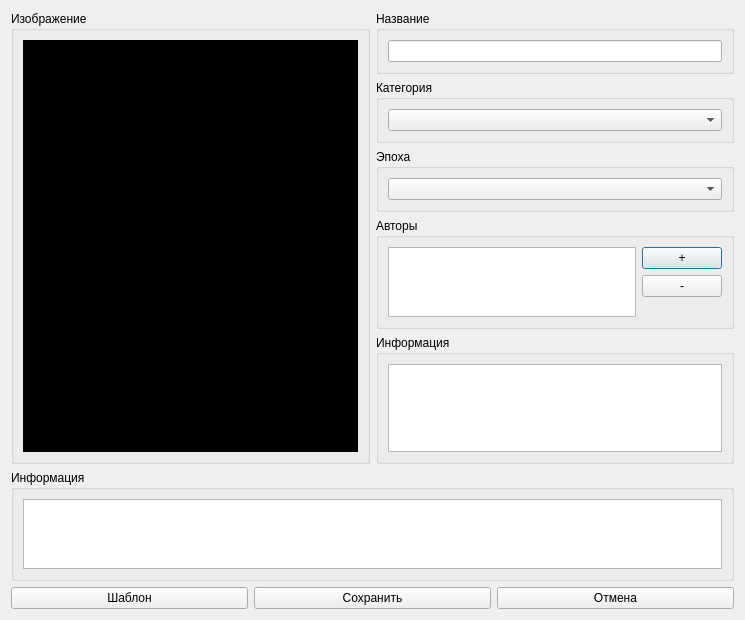
Qt form widgets/itemeditor.ui (astraleuro/libraryeditor) before a commit.
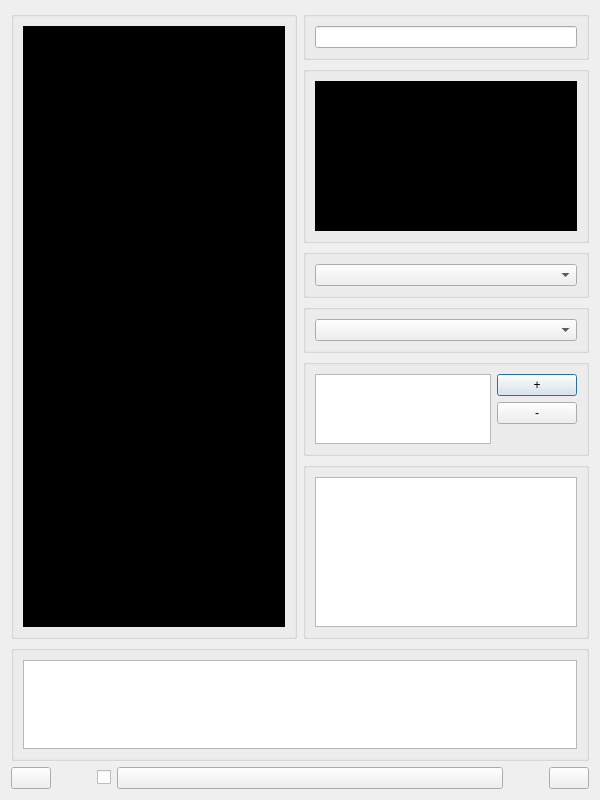
The same form after that commit.

```diff
--- a/widgets/itemeditor.ui
+++ b/widgets/itemeditor.ui
@@ -6,8 +6,8 @@
    <rect>
     <x>0</x>
     <y>0</y>
-    <width>745</width>
-    <height>620</height>
+    <width>600</width>
+    <height>800</height>
    </rect>
   </property>
   <property name="windowTitle">
@@ -19,7 +19,7 @@
      <item>
       <widget class="QGroupBox" name="groupBox_6">
        <property name="title">
-        <string>Изображение</string>
+        <string/>
        </property>
        <layout class="QVBoxLayout" name="verticalLayout_9">
         <item>
@@ -37,7 +37,7 @@
        <item>
         <widget class="QGroupBox" name="nameBox">
          <property name="title">
-          <string>Название</string>
+          <string/>
          </property>
          <property name="flat">
           <bool>false</bool>
@@ -59,7 +59,23 @@
            <number>9</number>
           </property>
           <item>
-           <widget class="QLineEdit" name="lineEdit"/>
+           <widget class="QLineEdit" name="nameEdit"/>
+          </item>
+         </layout>
+        </widget>
+       </item>
+       <item>
+        <widget class="QGroupBox" name="eraImageBox">
+         <property name="title">
+          <string/>
+         </property>
+         <layout class="QVBoxLayout" name="verticalLayout_11">
+          <item>
+           <widget class="QGraphicsView" name="eraImageView">
+            <property name="styleSheet">
+             <string notr="true">background-color: rgb(0, 0, 0);</string>
+            </property>
+           </widget>
           </item>
          </layout>
         </widget>
@@ -67,7 +83,7 @@
        <item>
         <widget class="QGroupBox" name="rankBox">
          <property name="title">
-          <string>Категория</string>
+          <string/>
          </property>
          <layout class="QVBoxLayout" name="verticalLayout_4">
           <property name="leftMargin">
@@ -91,7 +107,7 @@
        <item>
         <widget class="QGroupBox" name="eraBox">
          <property name="title">
-          <string>Эпоха</string>
+          <string/>
          </property>
          <layout class="QVBoxLayout" name="verticalLayout_7">
           <item>
@@ -103,7 +119,7 @@
        <item>
         <widget class="QGroupBox" name="authorsBox">
          <property name="title">
-          <string>Авторы</string>
+          <string/>
          </property>
          <layout class="QHBoxLayout" name="horizontalLayout_2">
           <item>
@@ -174,7 +190,7 @@
        <item>
         <widget class="QGroupBox" name="otherInfoBox">
          <property name="title">
-          <string>Информация</string>
+          <string/>
          </property>
          <layout class="QVBoxLayout" name="verticalLayout_10">
           <item>
@@ -192,7 +208,7 @@
      <item>
       <widget class="QGroupBox" name="artInfoBox">
        <property name="title">
-        <string>Информация</string>
+        <string/>
        </property>
        <layout class="QVBoxLayout" name="verticalLayout_5">
         <item>
@@ -202,25 +218,58 @@
       </widget>
      </item>
      <item>
-      <layout class="QHBoxLayout" name="horizontalLayout">
+      <layout class="QHBoxLayout" name="horizontalLayout" stretch="0,0,0,1,0,0">
        <item>
         <widget class="QPushButton" name="pushButton_2">
          <property name="text">
-          <string>Шаблон</string>
+          <string/>
          </property>
         </widget>
        </item>
        <item>
-        <widget class="QPushButton" name="pushButton_3">
+        <spacer name="horizontalSpacer_2">
+         <property name="orientation">
+          <enum>Qt::Horizontal</enum>
+         </property>
+         <property name="sizeHint" stdset="0">
+          <size>
+           <width>40</width>
+           <height>20</height>
+          </size>
+         </property>
+        </spacer>
+       </item>
+       <item>
+        <widget class="QCheckBox" name="dontCloseCheck">
          <property name="text">
-          <string>Сохранить</string>
+          <string/>
          </property>
         </widget>
        </item>
        <item>
         <widget class="QPushButton" name="pushButton">
          <property name="text">
-          <string>Отмена</string>
+          <string/>
+         </property>
+        </widget>
+       </item>
+       <item>
+        <spacer name="horizontalSpacer">
+         <property name="orientation">
+          <enum>Qt::Horizontal</enum>
+         </property>
+         <property name="sizeHint" stdset="0">
+          <size>
+           <width>40</width>
+           <height>20</height>
+          </size>
+         </property>
+        </spacer>
+       </item>
+       <item>
+        <widget class="QPushButton" name="cancelButton">
+         <property name="text">
+          <string/>
          </property>
         </widget>
        </item>
```
Left out of the diff: 16 changed lines with no effect on the pictures.
